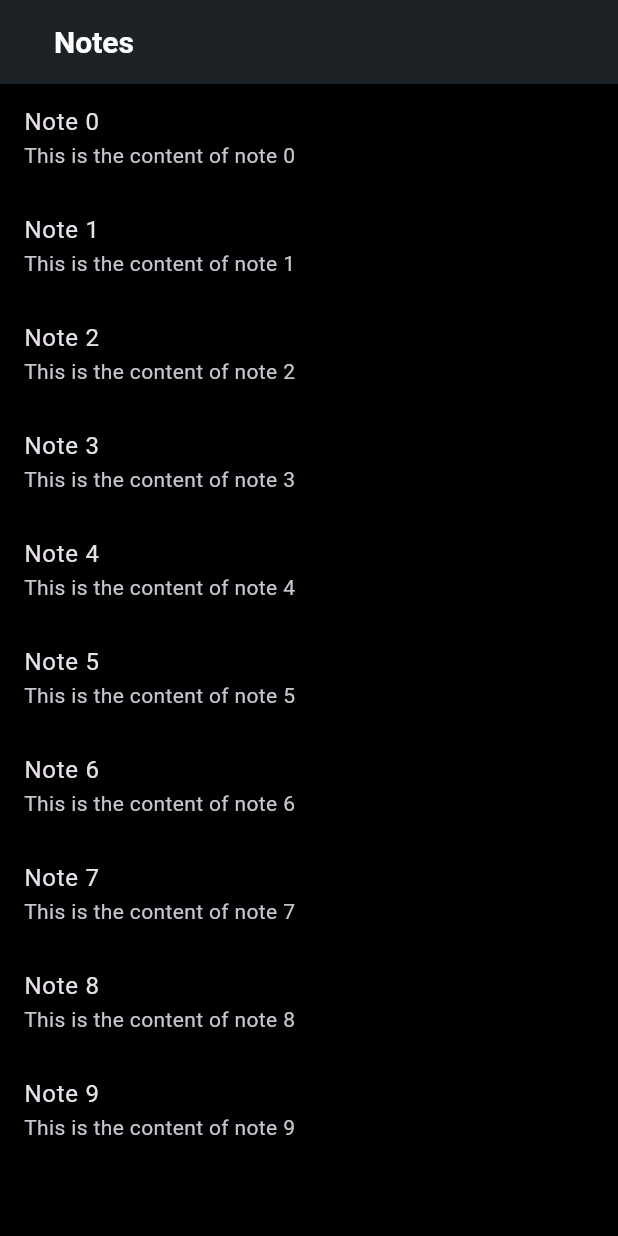
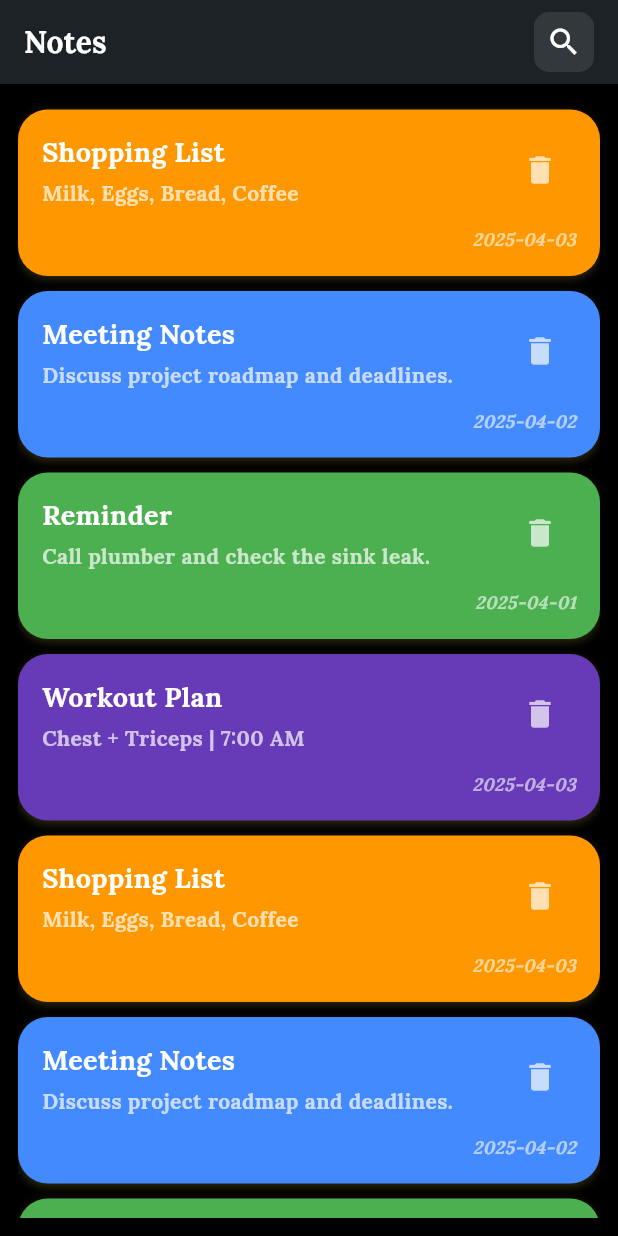
Before and after one commit to eng-ahmed-younis/NotePad, a Flutter app: the screen it shows after launch, on a phone screen of 412 x 824 dp. Run offline on Flutter 3.47's test engine with Material 3 defaults, Android fonts, the phone set to English and light mode, and no system bars; our stand-ins replace firebase_core; accounts and stored records are empty.

Commit message:
make moc notes list

```diff
--- a/lib/components/custome_app_bar.dart
+++ b/lib/components/custome_app_bar.dart
@@ -4,38 +4,28 @@ class CustomeAppBar extends StatelessWidget {
   final String title;
   final List<Widget> actions;
 
-  CustomeAppBar({required this.title, this.actions = const []});
+  const CustomeAppBar({required this.title, this.actions = const []});
 
   @override
   Widget build(BuildContext context) {
     return PreferredSize(
-      preferredSize: Size.fromHeight(
-        60.0,
-      ), // Set the desired height of the AppBar
+      preferredSize: const Size.fromHeight(60.0), // Reduced height
       child: AppBar(
-        backgroundColor: const Color.fromARGB(
-          255,
-          28,
-          34,
-          38,
-        ), // You can change the background color if needed
+        backgroundColor: const Color.fromARGB(255, 28, 34, 38),
         title: Padding(
-          padding: const EdgeInsets.only(
-            left: 20.0,
-          ), // Add a margin of 20 pixels on the left
-          child: Align(
-            alignment: Alignment.centerLeft, // Align the title to the left
-            child: Text(
-              title,
-              style: TextStyle(
-                fontSize: 20,
-                fontWeight: FontWeight.bold,
-                color: Colors.white,
-              ),
+          padding: const EdgeInsets.all(16.0),
+          child: Text(
+            title,
+            style: const TextStyle(
+              fontSize: 20,
+              fontWeight: FontWeight.bold,
+              color: Colors.white,
             ),
           ),
         ),
-        actions: actions, // Add any custom action buttons or icons here
+        centerTitle: false,
+        titleSpacing: 0, // <-- This removes default spacing on the left
+        actions: actions,
       ),
     );
   }
--- /dev/null
+++ b/lib/components/note_item.dart
@@ -0,0 +1,96 @@
+import 'package:flutter/widgets.dart';
+import 'package:flutter/widgets.dart';
+import 'package:flutter/material.dart';
+import 'package:flutter/material.dart';
+
+class NoteItem extends StatelessWidget {
+  final String title;
+  final String content;
+  final String date;
+  final Color color;
+
+  const NoteItem({
+    Key? key,
+    required this.title,
+    required this.content,
+    required this.date,
+    required this.color,
+  }) : super(key: key);
+
+  @override
+  Widget build(BuildContext context) {
+    return Container(
+      margin: const EdgeInsets.symmetric(vertical: 5),
+      decoration: BoxDecoration(
+        color: color,
+        borderRadius: BorderRadius.circular(20),
+        boxShadow: [
+          BoxShadow(
+            color: const Color.fromARGB(255, 231, 207, 87).withOpacity(0.2),
+            blurRadius: 4,
+            offset: const Offset(0, 2),
+          ),
+        ],
+      ),
+      child: Padding(
+        padding: const EdgeInsets.all(16.0),
+        child: Column(
+          crossAxisAlignment: CrossAxisAlignment.start,
+          children: [
+            /// Title + Delete Icon Row
+            Row(
+              crossAxisAlignment: CrossAxisAlignment.start,
+              children: [
+                /// Expanded title and content
+                Expanded(
+                  child: Column(
+                    crossAxisAlignment: CrossAxisAlignment.start,
+                    children: [
+                      Text(
+                        title,
+                        style: const TextStyle(
+                          fontSize: 18,
+                          fontWeight: FontWeight.bold,
+                          color: Colors.white,
+                          fontFamily: 'Lora',
+                        ),
+                      ),
+                      const SizedBox(height: 4),
+                      Text(
+                        content,
+                        style: const TextStyle(
+                          color: Colors.white70,
+                          fontFamily: 'Lora',
+                        ),
+                      ),
+                    ],
+                  ),
+                ),
+
+                /// Trailing delete icon
+                IconButton(
+                  onPressed: () {},
+                  icon: const Icon(Icons.delete, color: Colors.white70),
+                ),
+              ],
+            ),
+
+            const SizedBox(height: 12),
+
+            Align(
+              alignment: AlignmentDirectional.centerEnd,
+              child: Text(
+                date,
+                style: TextStyle(
+                  color: Colors.white60,
+                  fontSize: 12,
+                  fontStyle: FontStyle.italic,
+                ),
+              ),
+            ),
+          ],
+        ),
+      ),
+    );
+  }
+}
--- /dev/null
+++ b/lib/components/search_icon.dart
@@ -0,0 +1,29 @@
+import 'package:flutter/widgets.dart';
+import 'package:flutter/material.dart';
+
+class SearchIcon extends StatelessWidget {
+  const SearchIcon({super.key});
+
+  @override
+  Widget build(BuildContext context) {
+    return Padding(
+      padding: const EdgeInsets.symmetric(horizontal: 16.0),
+      child: Container(
+        width: 40,
+        height: 40,
+        decoration: BoxDecoration(
+          color: Colors.white.withValues(alpha: 0.1),
+          borderRadius: BorderRadius.circular(10),
+        ),
+        child: const IconButton(
+          icon: Icon(Icons.search, color: Colors.white),
+          onPressed: null, // Add your search functionality here
+          padding: EdgeInsets.all(0), // Remove default padding
+          constraints: BoxConstraints(), // Remove default constraints
+          iconSize: 24, // Adjust icon size if needed
+          alignment: Alignment.center, // Center the icon within the container
+        ),
+      ),
+    );
+  }
+}
--- a/lib/screens/notes_screen.dart
+++ b/lib/screens/notes_screen.dart
@@ -1,4 +1,7 @@
 import 'package:flutter/material.dart';
+import 'package:note_app/utils/notes_list.dart';
+import 'package:note_app/components/note_item.dart';
+import 'package:note_app/components/search_icon.dart';
 import 'package:note_app/components/custome_app_bar.dart';
 
 class NotesScreen extends StatelessWidget {
@@ -9,19 +12,22 @@ class NotesScreen extends StatelessWidget {
     return Scaffold(
       body: Column(
         children: [
-          CustomeAppBar(title: 'Notes'),
+          const CustomeAppBar(title: 'Notes', actions: [SearchIcon()]),
           Expanded(
-            child: ListView.builder(
-              itemCount: 10, // Replace with your notes count
-              itemBuilder: (context, index) {
-                return ListTile(
-                  title: Text('Note $index'),
-                  subtitle: Text('This is the content of note $index'),
-                  onTap: () {
-                    // Handle note tap
-                  },
-                );
-              },
+            child: Padding(
+              padding: const EdgeInsets.all(12.0),
+              child: ListView.builder(
+                scrollDirection: Axis.vertical,
+                itemCount: mockNotes.length, // Replace with your notes count
+                itemBuilder: (context, index) {
+                  return NoteItem(
+                    title: mockNotes[index]['title'],
+                    content: mockNotes[index]['content'],
+                    date: mockNotes[index]['date'],
+                    color: mockNotes[index]['color'],
+                  );
+                },
+              ),
             ),
           ),
         ],
--- a/lib/theme/app_theme.dart
+++ b/lib/theme/app_theme.dart
@@ -9,6 +9,7 @@ class AppTheme {
       backgroundColor: Colors.blue,
       foregroundColor: Colors.white,
     ),
+    fontFamily: 'Lora',
   );
 
   static ThemeData darkTheme = ThemeData(
@@ -19,5 +20,6 @@ class AppTheme {
       backgroundColor: Colors.blueGrey,
       foregroundColor: Colors.white,
     ),
+    fontFamily: 'Lora',
   );
 }
--- /dev/null
+++ b/lib/utils/notes_list.dart
@@ -0,0 +1,100 @@
+import 'package:flutter/material.dart';
+
+final List<Map<String, dynamic>> mockNotes = const [
+  {
+    'title': 'Shopping List',
+    'content': 'Milk, Eggs, Bread, Coffee',
+    'date': '2025-04-03',
+    'color': Colors.orange,
+  },
+  {
+    'title': 'Meeting Notes',
+    'content': 'Discuss project roadmap and deadlines.',
+    'date': '2025-04-02',
+    'color': Colors.blueAccent,
+  },
+  {
+    'title': 'Reminder',
+    'content': 'Call plumber and check the sink leak.',
+    'date': '2025-04-01',
+    'color': Colors.green,
+  },
+  {
+    'title': 'Workout Plan',
+    'content': 'Chest + Triceps | 7:00 AM',
+    'date': '2025-04-03',
+    'color': Colors.deepPurple,
+  },
+  {
+    'title': 'Shopping List',
+    'content': 'Milk, Eggs, Bread, Coffee',
+    'date': '2025-04-03',
+    'color': Colors.orange,
+  },
+  {
+    'title': 'Meeting Notes',
+    'content': 'Discuss project roadmap and deadlines.',
+    'date': '2025-04-02',
+    'color': Colors.blueAccent,
+  },
+  {
+    'title': 'Reminder',
+    'content': 'Call plumber and check the sink leak.',
+    'date': '2025-04-01',
+    'color': Colors.green,
+  },
+  {
+    'title': 'Workout Plan',
+    'content': 'Chest + Triceps | 7:00 AM',
+    'date': '2025-04-03',
+    'color': Colors.deepPurple,
+  },
+  {
+    'title': 'Shopping List',
+    'content': 'Milk, Eggs, Bread, Coffee',
+    'date': '2025-04-03',
+    'color': Colors.orange,
+  },
+  {
+    'title': 'Meeting Notes',
+    'content': 'Discuss project roadmap and deadlines.',
+    'date': '2025-04-02',
+    'color': Colors.blueAccent,
+  },
+  {
+    'title': 'Reminder',
+    'content': 'Call plumber and check the sink leak.',
+    'date': '2025-04-01',
+    'color': Colors.green,
+  },
+  {
+    'title': 'Workout Plan',
+    'content': 'Chest + Triceps | 7:00 AM',
+    'date': '2025-04-03',
+    'color': Colors.deepPurple,
+  },
+  {
+    'title': 'Shopping List',
+    'content': 'Milk, Eggs, Bread, Coffee',
+    'date': '2025-04-03',
+    'color': Colors.orange,
+  },
+  {
+    'title': 'Meeting Notes',
+    'content': 'Discuss project roadmap and deadlines.',
+    'date': '2025-04-02',
+    'color': Colors.blueAccent,
+  },
+  {
+    'title': 'Reminder',
+    'content': 'Call plumber and check the sink leak.',
+    'date': '2025-04-01',
+    'color': Colors.green,
+  },
+  {
+    'title': 'Workout Plan',
+    'content': 'Chest + Triceps | 7:00 AM',
+    'date': '2025-04-03',
+    'color': Colors.deepPurple,
+  },
+];
```
Also changed, not shown: pubspec.yaml (+7 -7 lines), assets/fonts/Lora-Bold.ttf (added), assets/fonts/Poppins-Regular.ttf (added).
